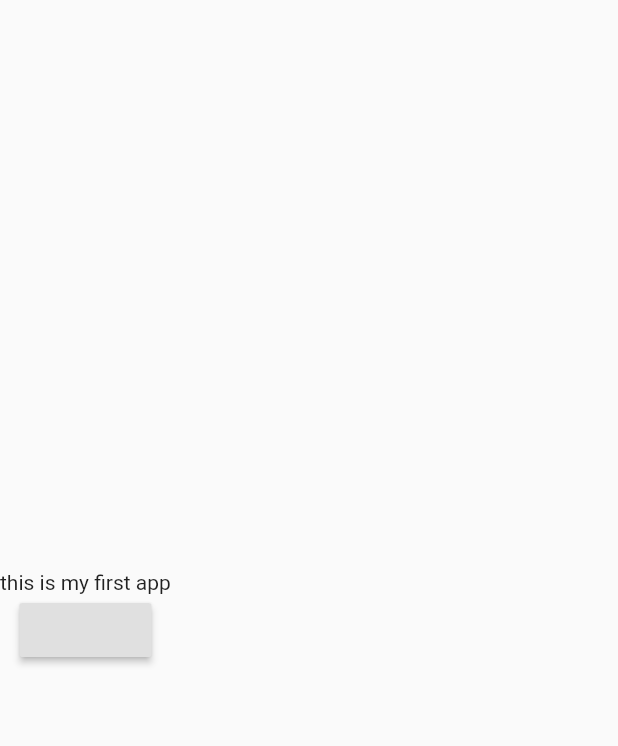
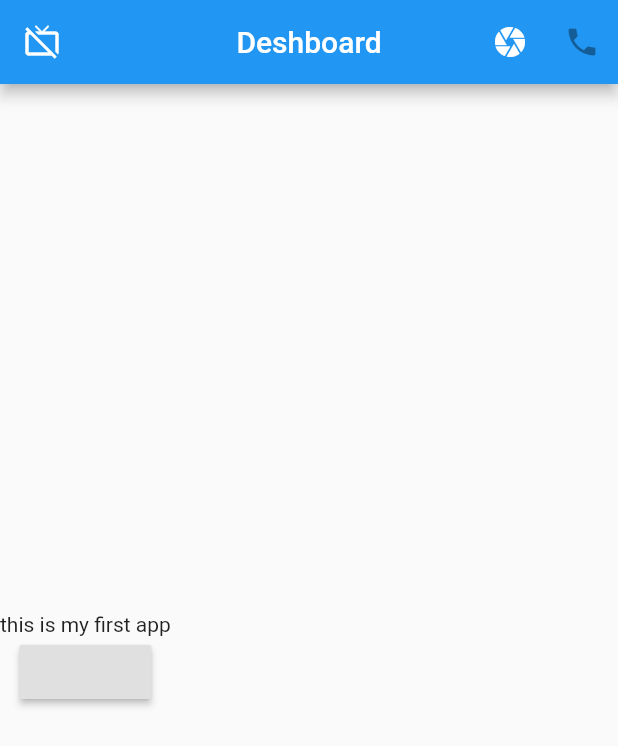
Before and after one commit to sajibsaha4647/flutter-ui-design, a Flutter app: the screen it shows after launch, on a phone screen of 412 x 824 dp. Shown: the top 746 px of the screen. Run offline on Flutter 3.47's test engine with Material 2 defaults, Android fonts, the phone set to English and light mode, and no system bars.

Commit message:
add appbar

```diff
--- a/lib/main.dart
+++ b/lib/main.dart
@@ -5,19 +5,34 @@ void main() {
 
 }
 
-class MyApp extends StatefulWidget {
+class MyApp extends StatelessWidget {
+
+
+
   const MyApp({Key? key}) : super(key: key);
 
-  @override
-  State<MyApp> createState() => _MyAppState();
-}
 
-class _MyAppState extends State<MyApp> {
+
   @override
   Widget build(BuildContext context) {
+    var size,height,width;
+    // getting the size of the window
+    // size = MediaQuery.of(context).size;
+    // height = size.height;
+    // width = size.width;
+
     return  MaterialApp(
       debugShowCheckedModeBanner: false,
       home: Scaffold(
+        appBar: AppBar(
+          centerTitle: true,
+          title: Text("Deshboard",style: TextStyle(fontSize: 20)),
+        leading: Icon(Icons.tv_off),
+        actions: [
+          IconButton(onPressed: (){print("sajib press");}, icon: Icon(Icons.camera)),
+          IconButton(onPressed: null, icon: Icon(Icons.phone))
+          ],
+        ),
         body: Column(
           mainAxisAlignment: MainAxisAlignment.center,
           children:  [
```
